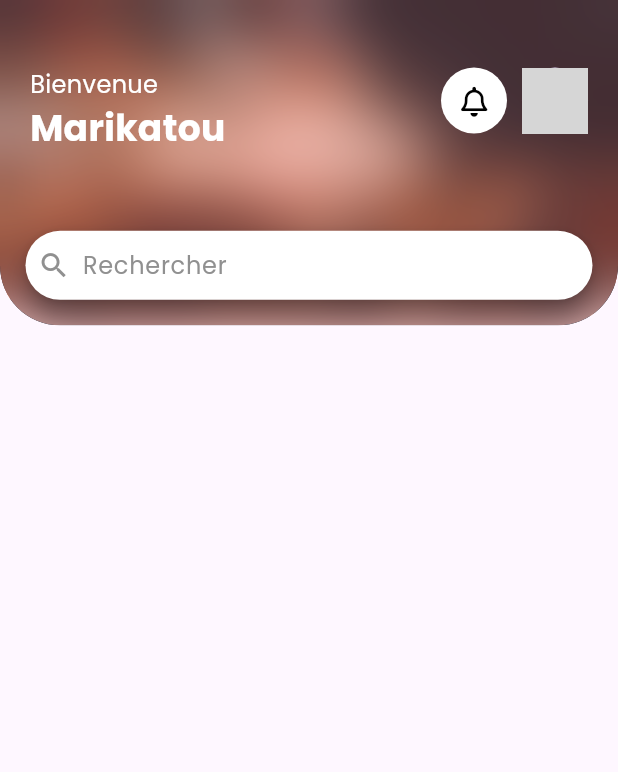
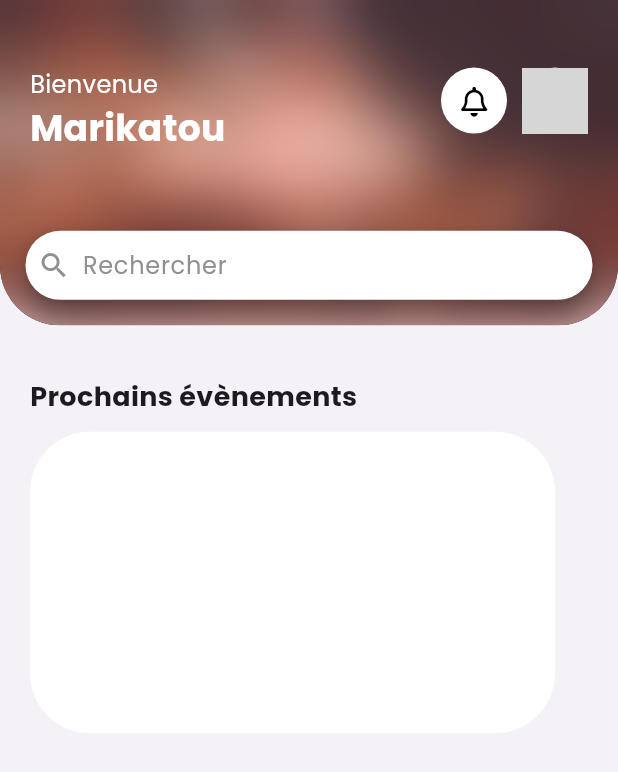
Before and after one commit to Bastien-DA/FiestApp, a Flutter app: the screen it shows after launch, after a tap on an icon or button, on a phone screen of 412 x 824 dp. Shown: the top 772 px of the screen. Run offline on Flutter 3.47's test engine with Material 3 defaults, Android fonts, the phone set to English and light mode, and no system bars; our stand-ins replace flutter_riverpod, font_awesome_flutter, go_router, google_fonts; network calls fail; grey boxes are pictures that could not be loaded.

Commit message:
feat: add card WIP

```diff
--- /dev/null
+++ b/lib/components/custom-card/custom-card.component.dart
@@ -0,0 +1,17 @@
+import 'package:flutter/material.dart';
+
+class CustomCard extends StatelessWidget {
+  const CustomCard({super.key});
+
+  @override
+  Widget build(BuildContext context) {
+    return Container(
+      height: 201,
+      width: 350,
+      decoration: BoxDecoration(
+        color: Color(0xffFFFFFF),
+        borderRadius: BorderRadius.all(Radius.circular(40)),
+      ),
+    );
+  }
+}
--- /dev/null
+++ b/lib/components/home/next-event/next-event.component.dart
@@ -0,0 +1,27 @@
+import 'package:fiestapp/components/custom-card/custom-card.component.dart';
+import 'package:flutter/material.dart';
+
+class NextEvent extends StatefulWidget {
+  const NextEvent({super.key});
+
+  @override
+  State<NextEvent> createState() => _NextEventState();
+}
+
+class _NextEventState extends State<NextEvent> {
+  @override
+  Widget build(BuildContext context) {
+    return Column(
+      crossAxisAlignment: CrossAxisAlignment.start,
+      mainAxisAlignment: MainAxisAlignment.start,
+      spacing: 10,
+      children: [
+        const Text(
+          'Prochains évènements',
+          style: TextStyle(fontSize: 18, fontWeight: FontWeight.bold),
+        ),
+        CustomCard(),
+      ],
+    );
+  }
+}
--- a/lib/main.dart
+++ b/lib/main.dart
@@ -1,12 +1,13 @@
 import 'package:fiestapp/router.dart';
 import 'package:flutter/material.dart';
 import 'package:flutter/services.dart';
+import 'package:flutter_riverpod/flutter_riverpod.dart';
 import 'package:google_fonts/google_fonts.dart';
 
 void main() {
   WidgetsFlutterBinding.ensureInitialized();
   SystemChrome.setPreferredOrientations([DeviceOrientation.portraitUp]);
-  runApp(const MyApp());
+  runApp(ProviderScope(child: const MyApp()));
 }
 
 class MyApp extends StatelessWidget {
@@ -19,7 +20,6 @@ class MyApp extends StatelessWidget {
       routerConfig: router,
       debugShowCheckedModeBanner: false,
       theme: ThemeData(textTheme: GoogleFonts.poppinsTextTheme()),
-
     );
   }
 }
--- a/lib/pages/home.page.dart
+++ b/lib/pages/home.page.dart
@@ -1,4 +1,5 @@
 import 'package:fiestapp/components/home/header/home-header.component.dart';
+import 'package:fiestapp/components/home/next-event/next-event.component.dart';
 import 'package:flutter/material.dart';
 import 'package:flutter_riverpod/flutter_riverpod.dart';
 
@@ -8,10 +9,17 @@ class Home extends ConsumerWidget {
   @override
   Widget build(BuildContext context, WidgetRef ref) {
     return Scaffold(
-      resizeToAvoidBottomInset: false,
+      backgroundColor: Color(0xffF4F1F7),
       body: Column(
+        crossAxisAlignment: CrossAxisAlignment.start,
+        mainAxisAlignment: MainAxisAlignment.start,
+        spacing: 35,
         children: [
-          HomeHeader()
+          HomeHeader(),
+          Padding(
+            padding: const EdgeInsets.only(left: 20.0, right: 20.0),
+            child: NextEvent(),
+          ),
         ],
       ),
     );
--- a/lib/utils/utils.dart
+++ b/lib/utils/utils.dart
@@ -9,6 +9,5 @@ String formatDate(int timestamp) {
 String formatHour(int timestamp) {
   final date = DateTime.fromMillisecondsSinceEpoch(timestamp * 1000);
   final hour = date.hour.toString().padLeft(2, '0');
-  final minute = date.minute.toString().padLeft(2, '0');
-  return "$hour";
+  return hour;
 }
```
Also changed, not shown: lib/api/event-service.dart (added, +8 -0 lines), lib/components/custom-card/card-header.component.dart (added, +19 -0 lines), lib/provider/event-provider.dart (added, +27 -0 lines), assets/images/Soiree.png (added), lib/api/api.dart (deleted), lib/components/home/card/card.component.dart (deleted), lib/provider/provider.dart (deleted).
